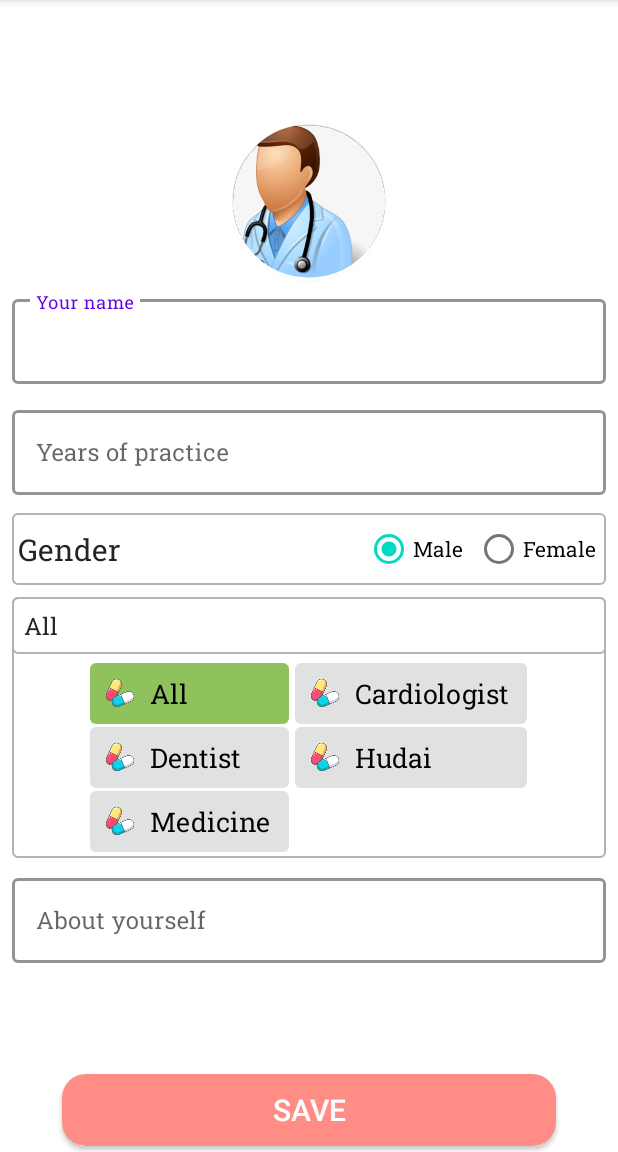
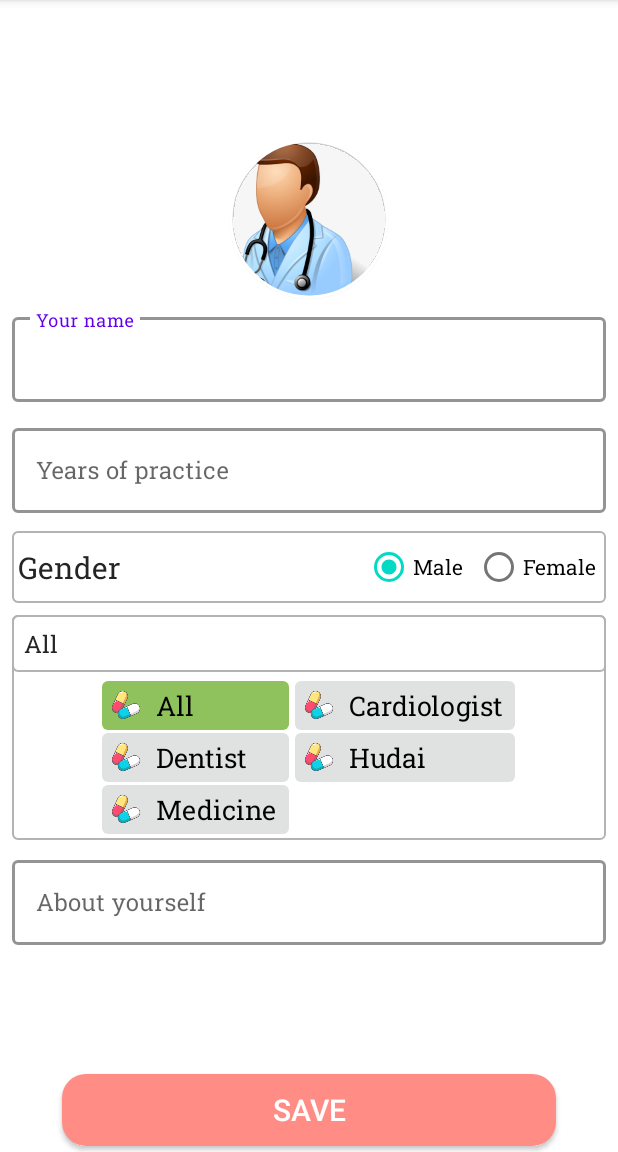
Before and after one commit to abusaeed2433/DoctorPatient, an Android app: the DoctorProfile screen opened directly, with no data from a screen before it, on a phone screen of 412 x 824 dp, the part 84-1236 px from its top. Run offline under Robolectric (Android 15) with nearby library versions, the phone set to English and light mode, and no system bars; our stand-ins replace Firebase (no records; nobody signed in at launch, a user with empty details on screens opened directly), FlexboxLayout; pictures from the network do not load; 4 statements that could not run were skipped.

Commit message:
speciality item design is make shorter in height

```diff
--- a/app/src/main/res/layout/each_speciality_design.xml
+++ b/app/src/main/res/layout/each_speciality_design.xml
@@ -14,7 +14,7 @@
         android:layout_height="wrap_content"
         android:background="@drawable/speciality_back"
         android:orientation="horizontal"
-        android:padding="8dp"
+        android:padding="4dp"
         app:layout_constraintBottom_toBottomOf="parent"
         app:layout_constraintEnd_toEndOf="parent"
         app:layout_constraintStart_toStartOf="parent"
```
